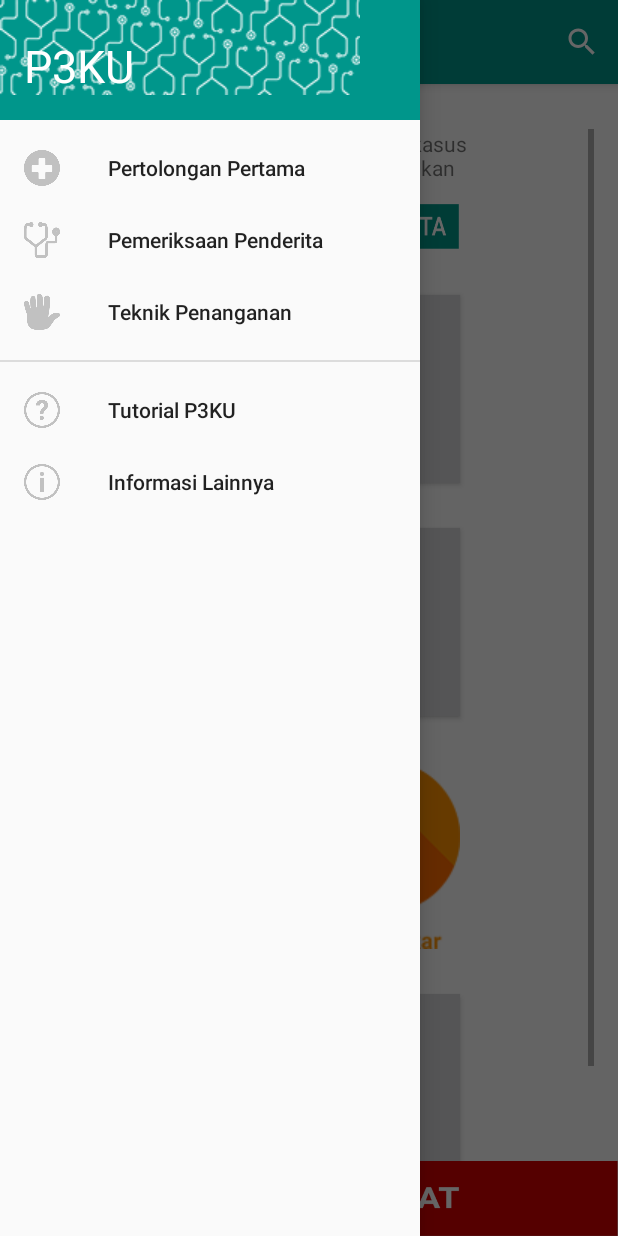
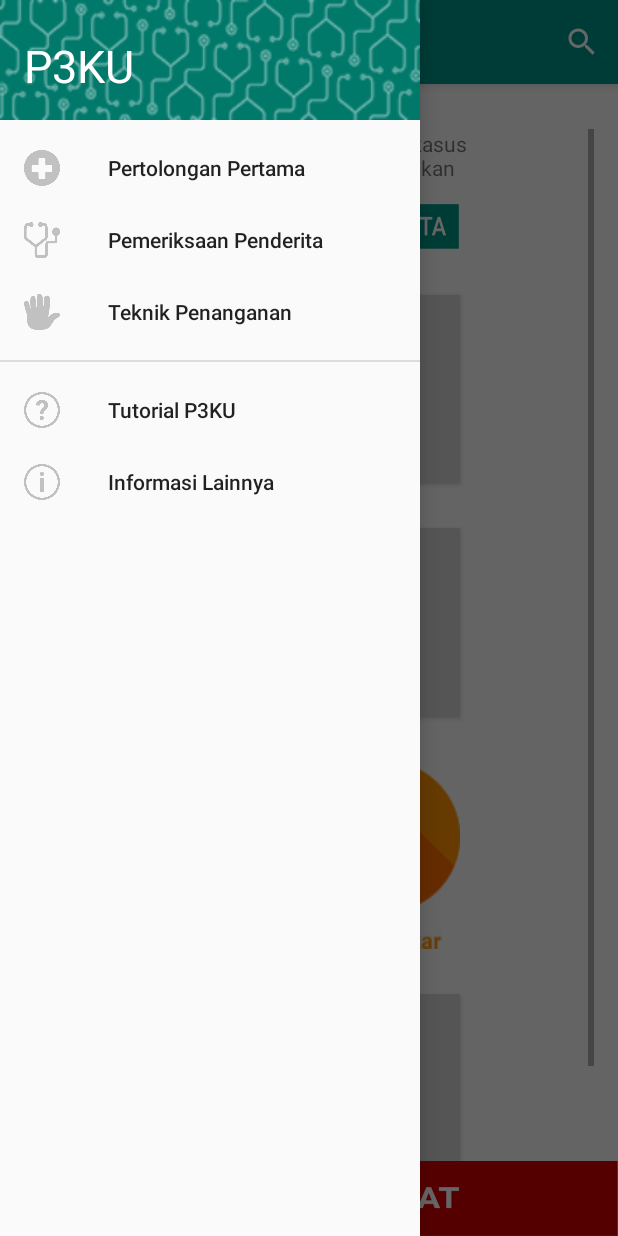
Before and after one commit to Vallenteer/hci_uas, an Android app: the screen it shows after launch (MainActivity), with the side drawer open, on a phone screen of 412 x 824 dp. Run offline under Robolectric (Android 15) with nearby library versions, the light colour scheme and no system bars.

Commit message:
Benerin Navigation Drawer
Navigation Drawer udah oke

```diff
--- a/app/src/main/res/layout/nav_header_main.xml
+++ b/app/src/main/res/layout/nav_header_main.xml
@@ -2,7 +2,7 @@
 <LinearLayout xmlns:android="http://schemas.android.com/apk/res/android"
     android:layout_width="match_parent"
     android:layout_height="@dimen/nav_header_height"
-    android:background="@drawable/side_nav_bar"
+    android:background="@drawable/backgroung_drawer"
     android:gravity="bottom"
     android:orientation="vertical"
     android:paddingBottom="@dimen/activity_vertical_margin"
@@ -11,11 +11,8 @@
     android:paddingTop="@dimen/activity_vertical_margin"
     android:theme="@style/ThemeOverlay.AppCompat.Dark"
     android:baselineAligned="false"
-    android:foreground="@drawable/pattern_drawer"
-    android:foregroundGravity="clip_horizontal|clip_vertical"
-    android:foregroundTint="#ffffff"
     android:visibility="visible"
-    android:foregroundTintMode="multiply">
+    android:weightSum="1">
 
     <TextView
         android:layout_width="wrap_content"
@@ -25,4 +22,5 @@
         android:id="@+id/textView"
         android:textSize="30dp" />
 
+
 </LinearLayout>
```
Also changed, not shown: app/src/main/res/drawable/backgroung_drawer.png (added).
